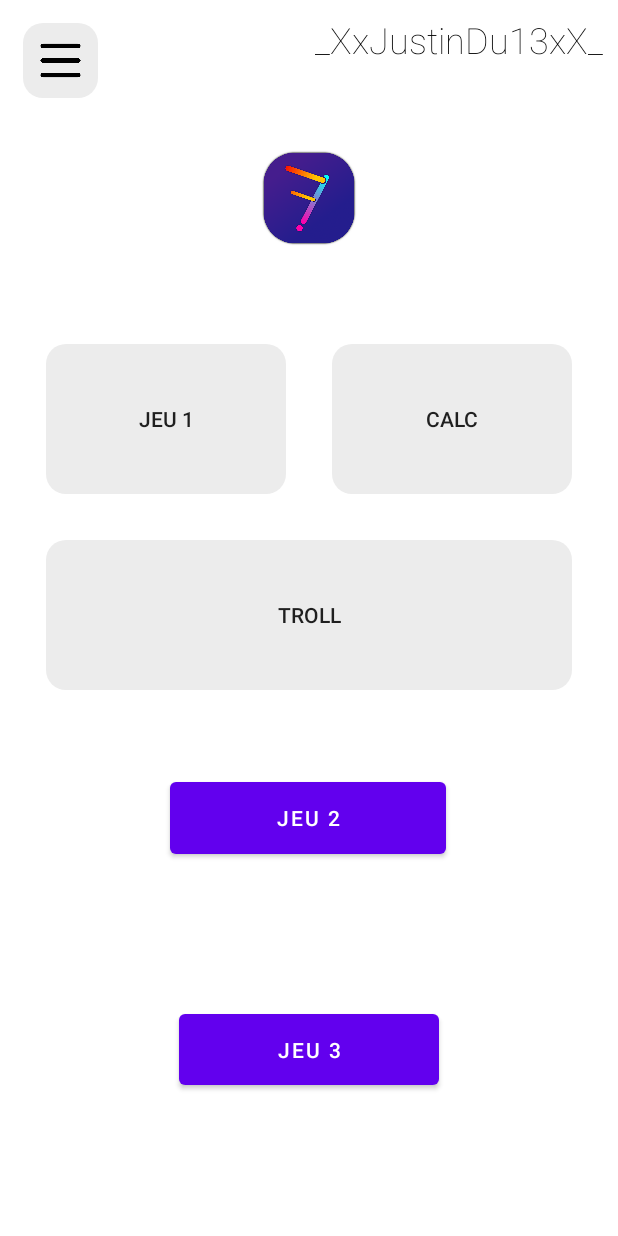
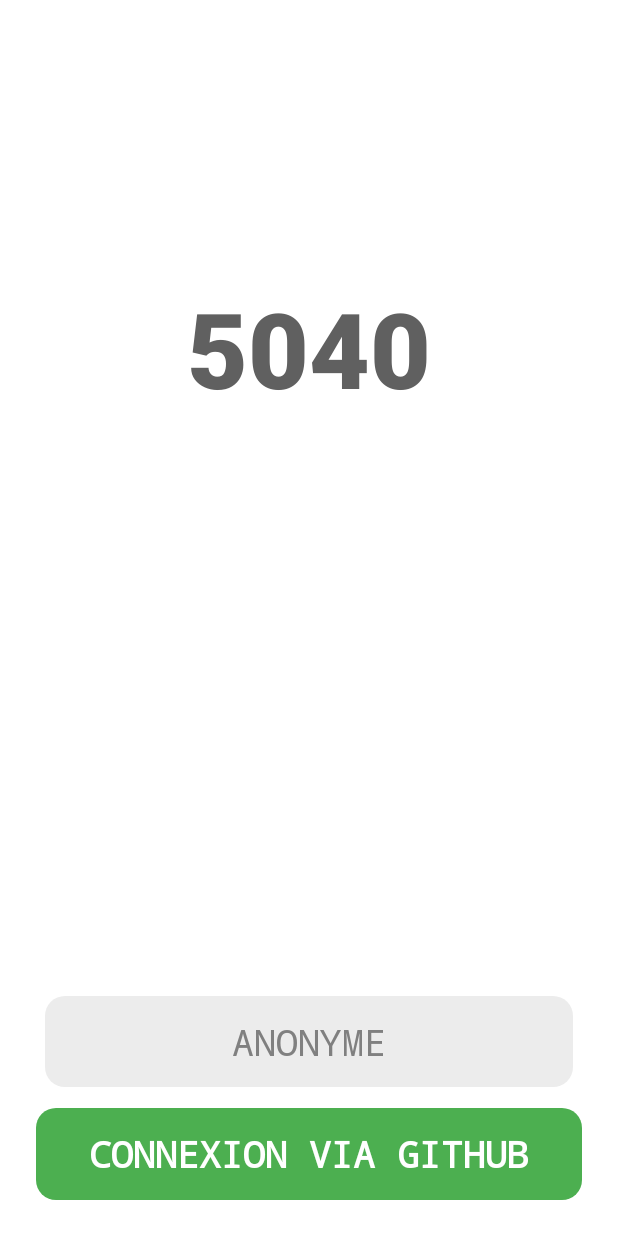
Before and after one commit to Matheo-bis/Seven-5040, an Android app: the screen it shows after launch (MainActivity before the commit, StartActivity after it), on a phone screen of 412 x 824 dp. Run offline under Robolectric (Android 15) with nearby library versions, the phone set to English and light mode, and no system bars; our stand-ins replace Firebase (no records; nobody signed in at launch, a user with empty details on screens opened directly); Roboto replaces fonts that are not available here; 2 statements that could not run were skipped.

Commit message:
Ecran de cO⍵Onexion via github

```diff
--- a/app/build.gradle
+++ b/app/build.gradle
@@ -41,6 +41,10 @@ dependencies {
     implementation 'androidx.preference:preference:1.1.1'
     implementation platform('com.google.firebase:firebase-bom:30.1.0')
     implementation 'com.google.firebase:firebase-auth:19.2.0'
+    implementation 'com.google.firebase:firebase-appcheck:16.0.0'
+    implementation 'com.squareup.picasso:picasso:2.8'
+    implementation 'com.google.firebase:firebase-appcheck-safetynet:16.0.0'
+
     testImplementation 'junit:junit:4.13.2'
     androidTestImplementation 'androidx.test.ext:junit:1.1.3'
     androidTestImplementation 'androidx.test.espresso:espresso-core:3.4.0'
--- /dev/null
+++ b/app/src/main/java/fr/seven/mathgame/StartActivity.java
@@ -0,0 +1,111 @@
+package fr.seven.mathgame;
+
+
+import android.app.Activity;
+import android.content.Intent;
+import android.content.SharedPreferences;
+import android.os.Bundle;
+import android.view.View;
+
+import androidx.annotation.NonNull;
+import androidx.appcompat.app.AppCompatActivity;
+import androidx.preference.PreferenceManager;
+
+import com.google.android.gms.tasks.OnFailureListener;
+import com.google.android.gms.tasks.OnSuccessListener;
+import com.google.android.gms.tasks.Task;
+import com.google.firebase.FirebaseApp;
+import com.google.firebase.appcheck.FirebaseAppCheck;
+import com.google.firebase.appcheck.safetynet.SafetyNetAppCheckProviderFactory;
+import com.google.firebase.auth.AuthResult;
+import com.google.firebase.auth.FirebaseAuth;
+import com.google.firebase.auth.FirebaseUser;
+import com.google.firebase.auth.OAuthProvider;
+
+import java.util.Objects;
+
+public class StartActivity extends AppCompatActivity {
+    static Boolean initialized = true;
+    static FirebaseAuth firebaseAuth;
+
+    private SharedPreferences sharedPreferences;
+
+    @Override
+    protected void onCreate(Bundle savedInstanceState) {
+        super.onCreate(savedInstanceState);
+        setContentView(R.layout.activity_start);
+        sharedPreferences = PreferenceManager.getDefaultSharedPreferences(this);
+        FirebaseUser fUser;
+        FirebaseApp.initializeApp(/*context=*/ this);
+        FirebaseAppCheck firebaseAppCheck = FirebaseAppCheck.getInstance();
+        firebaseAppCheck.installAppCheckProviderFactory(
+                SafetyNetAppCheckProviderFactory.getInstance());
+        firebaseAuth = FirebaseAuth.getInstance();
+        if (firebaseAuth.getCurrentUser() == null) {
+            findViewById(R.id.constlayout).setVisibility(View.VISIBLE);
+        }
+        else {
+            System.out.println("Already connected");
+            start_application(null);
+        }
+    }
+
+
+
+    public void connectViaGithub(View view){
+        OAuthProvider.Builder provider = OAuthProvider.newBuilder("github.com");
+        Task<AuthResult> pendingResultTask = firebaseAuth.getPendingAuthResult();
+        if (pendingResultTask != null) {
+            pendingResultTask
+                    .addOnSuccessListener(
+                            new OnSuccessListener<AuthResult>() {
+                                @Override
+                                public void onSuccess(AuthResult authResult) {
+                                    System.out.println("Signed in as "+ Objects.requireNonNull(authResult.getUser()).getDisplayName());
+                                    System.out.println("PP: "+authResult.getUser().getPhotoUrl());
+                                    FirebaseUser fUser = authResult.getUser();
+                                    sharedPreferences.edit().putString("UserUID",fUser.getUid());
+                                    sharedPreferences.edit().putString("UserDisplayName",fUser.getDisplayName());
+                                    sharedPreferences.edit().putString("UserPhoto", String.valueOf(fUser.getPhotoUrl()));
+                                    start_application(null);
+
+                                }
+                            })
+                    .addOnFailureListener(
+                            new OnFailureListener() {
+                                @Override
+                                public void onFailure(@NonNull Exception e) {
+                                    System.out.println("Login failed :(");
+                                    System.out.println(e);
+                                }
+                            });
+        } else {
+            firebaseAuth.startActivityForSignInWithProvider(/* activity= */ this, provider.build())
+                    .addOnSuccessListener(
+                            new OnSuccessListener<AuthResult>() {
+                                @Override
+                                public void onSuccess(AuthResult authResult) {
+                                    FirebaseUser fUser = authResult.getUser();
+                                    System.out.println("Signed in as "+ Objects.requireNonNull(authResult.getUser()).getDisplayName());
+                                    System.out.println("PP: "+authResult.getUser().getPhotoUrl());
+                                    fUser = authResult.getUser();
+
+                                    start_application(null);                                }
+                            })
+                    .addOnFailureListener(
+                            new OnFailureListener() {
+                                @Override
+                                public void onFailure(@NonNull Exception e) {
+                                    System.out.println("Login failed :(");
+                                    System.out.println(e);
+
+                                }
+                            });
+        }
+    }
+
+    public void start_application(View view){
+        Intent intent=new Intent(this, MainActivity.class);
+        startActivity(intent);
+    }
+}
--- /dev/null
+++ b/app/src/main/res/layout/activity_start.xml
@@ -0,0 +1,71 @@
+<?xml version="1.0" encoding="utf-8"?>
+<androidx.constraintlayout.widget.ConstraintLayout xmlns:android="http://schemas.android.com/apk/res/android"
+    xmlns:app="http://schemas.android.com/apk/res-auto"
+    xmlns:tools="http://schemas.android.com/tools"
+    android:id="@+id/constlayout"
+    android:layout_width="match_parent"
+    android:layout_height="match_parent"
+    tools:context=".StartActivity">
+
+    <LinearLayout
+        android:id="@+id/linearLayout2"
+        android:layout_width="match_parent"
+        android:layout_height="150dp"
+        android:layout_margin="20dp"
+        android:orientation="vertical"
+        android:weightSum="1"
+        app:layout_constraintBottom_toBottomOf="parent"
+        app:layout_constraintEnd_toEndOf="parent"
+        app:layout_constraintStart_toStartOf="parent">
+
+        <androidx.appcompat.widget.AppCompatButton
+            android:id="@+id/anonymous"
+            style="@style/Widget.AppCompat.Button.Borderless"
+            android:layout_width="match_parent"
+            android:layout_height="wrap_content"
+            android:layout_margin="10dp"
+            android:layout_weight="0.5"
+
+            android:background="@drawable/button"
+            android:fontFamily="monospace"
+            android:onClick="start_application"
+            android:text="Anonyme"
+            android:textColor="#808080"
+            android:textSize="24sp"
+            android:typeface="sans" />
+
+        <androidx.appcompat.widget.AppCompatButton
+            android:id="@+id/github"
+            style="@style/Widget.AppCompat.Button.Borderless"
+            android:layout_width="match_parent"
+            android:layout_height="wrap_content"
+            android:layout_margin="4dp"
+            android:layout_weight="0.5"
+
+            android:background="@drawable/button"
+            android:backgroundTint="#4CAF50"
+            android:fontFamily="monospace"
+            android:onClick="connectViaGithub"
+            android:text="Connexion via GitHub"
+            android:textColor="#FFFFFF"
+            android:textSize="24sp"
+            android:textStyle="bold"
+            android:typeface="sans" />
+    </LinearLayout>
+
+    <TextView
+        android:id="@+id/textView8"
+        android:layout_width="wrap_content"
+        android:layout_height="wrap_content"
+        android:fontFamily="sans-serif-black"
+        android:text="5040"
+        android:textColor="@color/colorText"
+        android:textSize="70sp"
+        android:textStyle="bold"
+        app:layout_constraintBottom_toTopOf="@+id/linearLayout2"
+        app:layout_constraintEnd_toEndOf="parent"
+        app:layout_constraintStart_toStartOf="parent"
+        app:layout_constraintTop_toTopOf="parent"
+        app:layout_constraintVertical_bias="0.32999998" />
+
+</androidx.constraintlayout.widget.ConstraintLayout>
--- a/app/src/main/res/values/themes.xml
+++ b/app/src/main/res/values/themes.xml
@@ -19,7 +19,7 @@
     </style>
     <color name="button_normal">#ECECEC</color>
     <color name="button_pressed">#DFDFDF</color>
-    <color name="colorText">@color/black</color>
+    <color name="colorText">#606060</color>
 
     <style name="Theme.TestApp.NoActionBar">
         <item name="windowActionBar">false</item>
```
Also changed, not shown: app/src/main/AndroidManifest.xml (+7 -1 lines), app/src/main/java/fr/seven/mathgame/MainActivity.java (+22 -0 lines), app/src/main/res/layout/activity_main.xml (+27 -7 lines).
